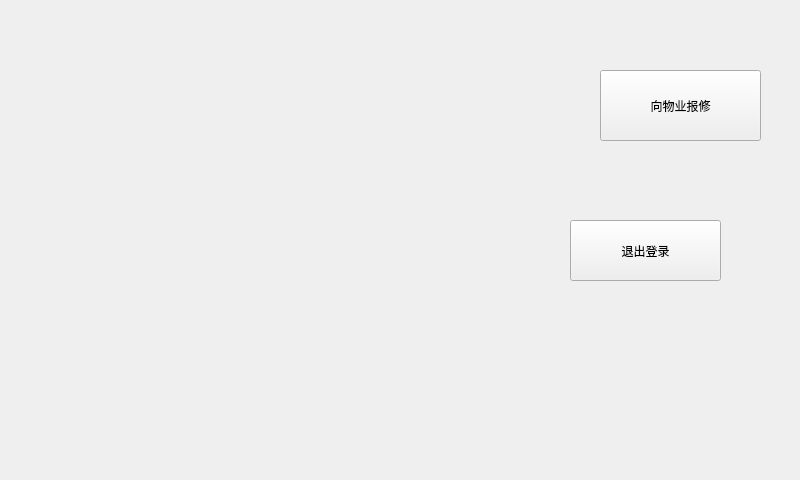
The window that QtProject/maininterface.ui (LiuChuXuan/gec6818_arm_demo) describes before a commit, drawn with Qt 5.
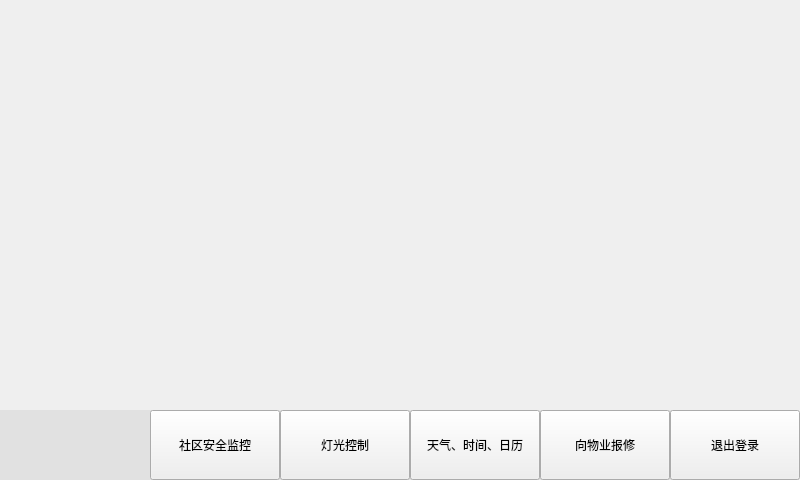
The same window after the commit.

What changed in the file:
```diff
--- a/QtProject/maininterface.ui
+++ b/QtProject/maininterface.ui
@@ -13,13 +13,13 @@
   <property name="windowTitle">
    <string>Form</string>
   </property>
-  <widget class="QPushButton" name="pushButton">
+  <widget class="QPushButton" name="repair">
    <property name="geometry">
     <rect>
-     <x>600</x>
-     <y>70</y>
-     <width>161</width>
-     <height>71</height>
+     <x>540</x>
+     <y>410</y>
+     <width>130</width>
+     <height>70</height>
     </rect>
    </property>
    <property name="text">
@@ -29,16 +29,92 @@
   <widget class="QPushButton" name="logOut">
    <property name="geometry">
     <rect>
-     <x>570</x>
-     <y>220</y>
-     <width>151</width>
-     <height>61</height>
+     <x>670</x>
+     <y>410</y>
+     <width>130</width>
+     <height>70</height>
     </rect>
    </property>
    <property name="text">
     <string>退出登录</string>
    </property>
   </widget>
+  <widget class="QPushButton" name="weatherButton">
+   <property name="geometry">
+    <rect>
+     <x>410</x>
+     <y>410</y>
+     <width>130</width>
+     <height>70</height>
+    </rect>
+   </property>
+   <property name="text">
+    <string>天气、时间、日历</string>
+   </property>
+  </widget>
+  <widget class="QLabel" name="autoAdvertisement">
+   <property name="geometry">
+    <rect>
+     <x>0</x>
+     <y>0</y>
+     <width>800</width>
+     <height>410</height>
+    </rect>
+   </property>
+   <property name="text">
+    <string/>
+   </property>
+  </widget>
+  <widget class="QLabel" name="userName">
+   <property name="geometry">
+    <rect>
+     <x>-1</x>
+     <y>410</y>
+     <width>800</width>
+     <height>70</height>
+    </rect>
+   </property>
+   <property name="styleSheet">
+    <string notr="true">background-color: rgb(225, 225, 225);
+gridline-color: rgb(173, 173, 173);</string>
+   </property>
+   <property name="text">
+    <string/>
+   </property>
+  </widget>
+  <widget class="QPushButton" name="LEDControl">
+   <property name="geometry">
+    <rect>
+     <x>280</x>
+     <y>410</y>
+     <width>130</width>
+     <height>70</height>
+    </rect>
+   </property>
+   <property name="text">
+    <string>灯光控制</string>
+   </property>
+  </widget>
+  <widget class="QPushButton" name="camera">
+   <property name="geometry">
+    <rect>
+     <x>150</x>
+     <y>410</y>
+     <width>130</width>
+     <height>70</height>
+    </rect>
+   </property>
+   <property name="text">
+    <string>社区安全监控</string>
+   </property>
+  </widget>
+  <zorder>userName</zorder>
+  <zorder>repair</zorder>
+  <zorder>logOut</zorder>
+  <zorder>weatherButton</zorder>
+  <zorder>autoAdvertisement</zorder>
+  <zorder>LEDControl</zorder>
+  <zorder>camera</zorder>
  </widget>
  <resources/>
  <connections/>
```
